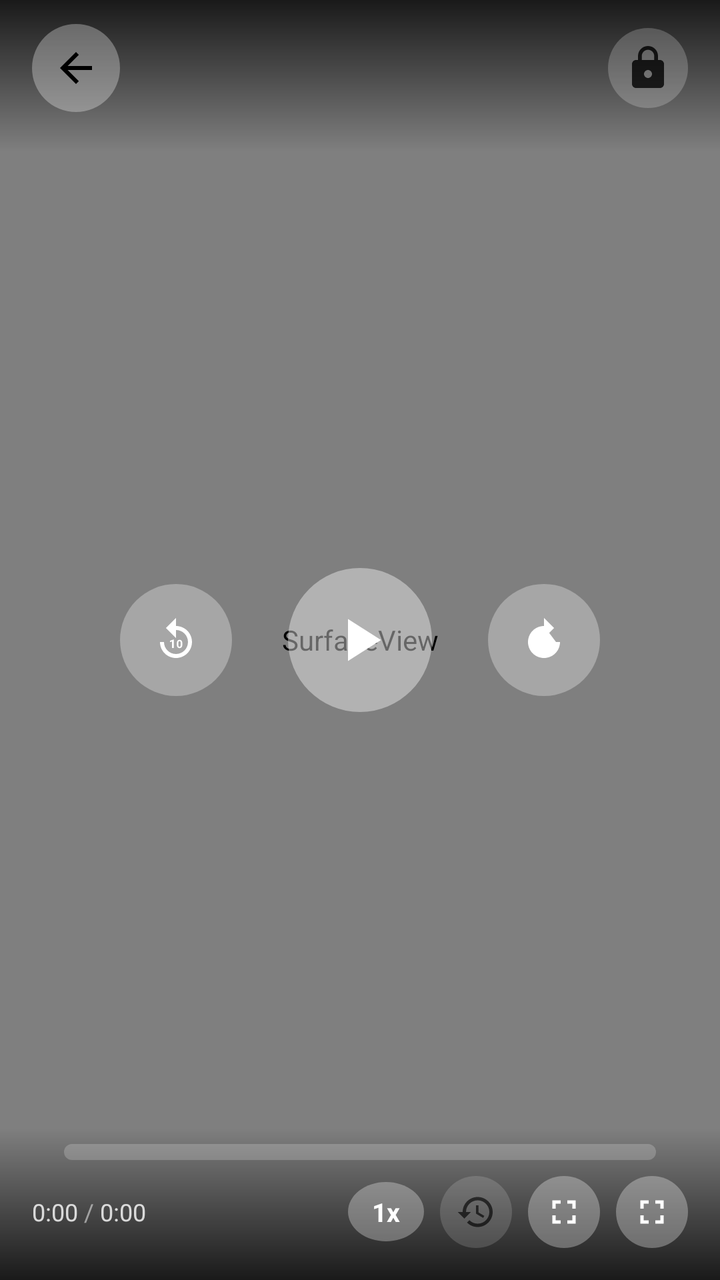
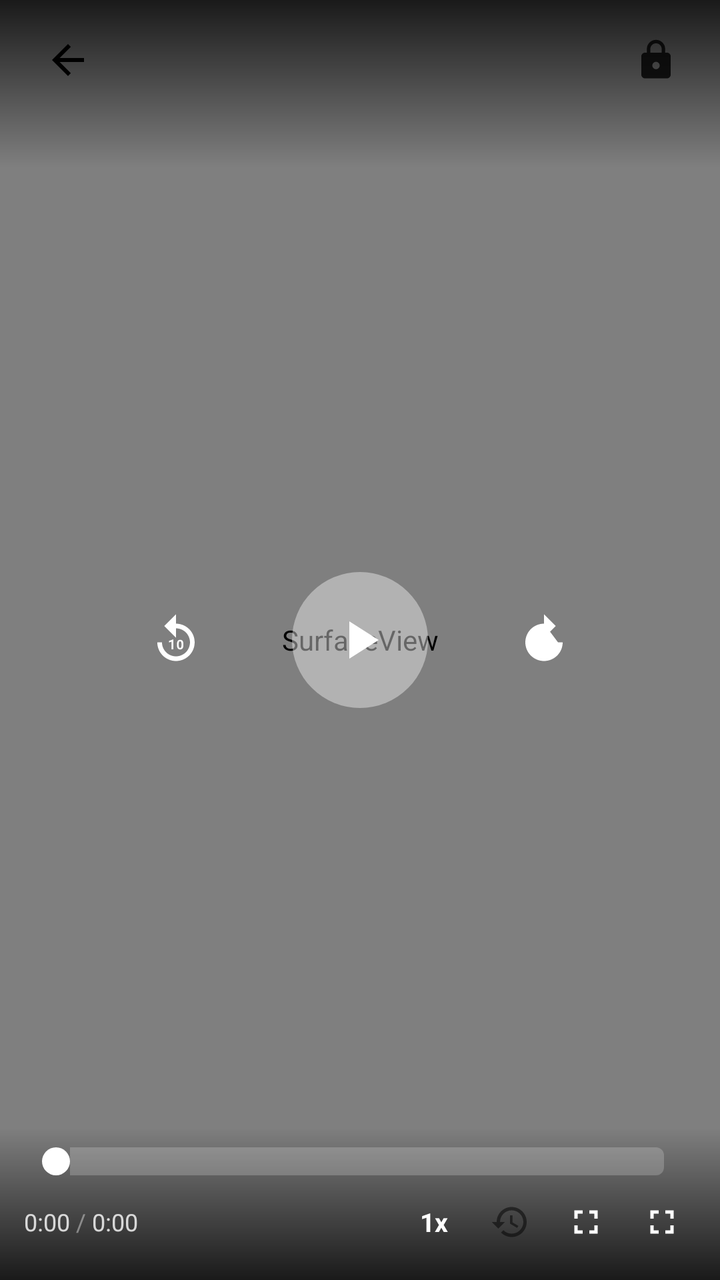

Compare the two renders of this Android layout. The source of the first and the diff that turns it into the second are given below.
<!-- AndroidManifest.xml: activity theme Theme.YoloMedia.Player -->
<!-- res/layout/activity_video_player.xml -->
<?xml version="1.0" encoding="utf-8"?>
<FrameLayout xmlns:android="http://schemas.android.com/apk/res/android"
    android:id="@+id/player_root"
    android:layout_width="match_parent"
    android:layout_height="match_parent"
    android:background="@color/player_background">

    <SurfaceView
        android:id="@+id/surface_view"
        android:layout_width="match_parent"
        android:layout_height="match_parent"
        android:layout_gravity="center" />

    
    <ImageView
        android:id="@+id/preview_frame"
        android:layout_width="match_parent"
        android:layout_height="match_parent"
        android:layout_gravity="center"
        android:scaleType="fitCenter"
        android:visibility="gone"
        android:contentDescription="Preview" />

    
    <TextView
        android:id="@+id/gesture_info"
        android:layout_width="wrap_content"
        android:layout_height="wrap_content"
        android:layout_gravity="center"
        android:background="@drawable/bg_player_button"
        android:paddingHorizontal="24dp"
        android:paddingVertical="12dp"
        android:textColor="@color/white"
        android:textSize="16sp"
        android:textStyle="bold"
        android:visibility="gone" />

    
    <ProgressBar
        android:id="@+id/buffering_indicator"
        android:layout_width="48dp"
        android:layout_height="48dp"
        android:layout_gravity="center"
        android:visibility="gone"
        android:indeterminate="true" />

    
    <FrameLayout
        android:id="@+id/controls_overlay"
        android:layout_width="match_parent"
        android:layout_height="match_parent">

        
        <LinearLayout
            android:id="@+id/top_controls"
            android:layout_width="match_parent"
            android:layout_height="wrap_content"
            android:orientation="horizontal"
            android:gravity="center_vertical"
            android:paddingHorizontal="16dp"
            android:paddingTop="12dp"
            android:paddingBottom="20dp"
            android:background="@drawable/bg_player_top_gradient">

            <ImageView
                android:id="@+id/btn_back"
                android:layout_width="44dp"
                android:layout_height="44dp"
                android:padding="10dp"
                android:src="@drawable/ic_back"
                android:background="@drawable/bg_player_button"
                android:contentDescription="Back" />

            <TextView
                android:id="@+id/tv_video_title"
                android:layout_width="0dp"
                android:layout_height="wrap_content"
                android:layout_weight="1"
                android:layout_marginHorizontal="12dp"
                android:textColor="@color/white"
                android:textSize="15sp"
                android:textStyle="bold"
                android:maxLines="1"
                android:ellipsize="end" />

            <ImageView
                android:id="@+id/btn_lock"
                android:layout_width="40dp"
                android:layout_height="40dp"
                android:padding="8dp"
                android:src="@drawable/ic_lock"
                android:alpha="0.7"
                android:background="@drawable/bg_player_button"
                android:contentDescription="Lock" />
        </LinearLayout>

        
        <LinearLayout
            android:id="@+id/center_controls"
            android:layout_width="wrap_content"
            android:layout_height="wrap_content"
            android:layout_gravity="center"
            android:orientation="horizontal"
            android:gravity="center_vertical">

            <FrameLayout
                android:id="@+id/btn_seek_back"
                android:layout_width="56dp"
                android:layout_height="56dp"
                android:background="@drawable/bg_player_button">

                <ImageView
                    android:layout_width="24dp"
                    android:layout_height="24dp"
                    android:layout_gravity="center"
                    android:src="@drawable/ic_seek_back"
                    android:contentDescription="Seek back" />
            </FrameLayout>

            <FrameLayout
                android:id="@+id/btn_play_pause"
                android:layout_width="72dp"
                android:layout_height="72dp"
                android:layout_marginHorizontal="28dp"
                android:background="@drawable/bg_play_button">

                <ImageView
                    android:id="@+id/iv_play_pause"
                    android:layout_width="36dp"
                    android:layout_height="36dp"
                    android:layout_gravity="center"
                    android:src="@drawable/ic_play"
                    android:contentDescription="Play/Pause" />
            </FrameLayout>

            <FrameLayout
                android:id="@+id/btn_seek_forward"
                android:layout_width="56dp"
                android:layout_height="56dp"
                android:background="@drawable/bg_player_button">

                <ImageView
                    android:layout_width="24dp"
                    android:layout_height="24dp"
                    android:layout_gravity="center"
                    android:src="@drawable/ic_seek_forward"
                    android:contentDescription="Seek forward" />
            </FrameLayout>
        </LinearLayout>

        
        <LinearLayout
            android:id="@+id/bottom_controls"
            android:layout_width="match_parent"
            android:layout_height="wrap_content"
            android:layout_gravity="bottom"
            android:orientation="vertical"
            android:background="@drawable/bg_player_controls"
            android:paddingHorizontal="16dp"
            android:paddingBottom="16dp">

            <SeekBar
                android:id="@+id/seek_bar"
                android:layout_width="match_parent"
                android:layout_height="wrap_content"
                android:max="1000"
                android:paddingVertical="8dp"
                android:progressDrawable="@drawable/bg_seek_progress"
                android:thumb="@null" />

            <LinearLayout
                android:layout_width="match_parent"
                android:layout_height="wrap_content"
                android:orientation="horizontal"
                android:gravity="center_vertical">

                <TextView
                    android:id="@+id/tv_current_time"
                    android:layout_width="wrap_content"
                    android:layout_height="wrap_content"
                    android:text="0:00"
                    android:textColor="#CCFFFFFF"
                    android:textSize="12sp" />

                <TextView
                    android:layout_width="wrap_content"
                    android:layout_height="wrap_content"
                    android:text=" / "
                    android:textColor="#80FFFFFF"
                    android:textSize="12sp" />

                <TextView
                    android:id="@+id/tv_duration"
                    android:layout_width="wrap_content"
                    android:layout_height="wrap_content"
                    android:text="0:00"
                    android:textColor="#CCFFFFFF"
                    android:textSize="12sp" />

                <View
                    android:layout_width="0dp"
                    android:layout_height="0dp"
                    android:layout_weight="1" />

                <TextView
                    android:id="@+id/btn_speed"
                    android:layout_width="wrap_content"
                    android:layout_height="wrap_content"
                    android:text="1x"
                    android:textColor="@color/white"
                    android:textSize="13sp"
                    android:textStyle="bold"
                    android:background="@drawable/bg_player_button"
                    android:paddingHorizontal="12dp"
                    android:paddingVertical="6dp" />

                <ImageView
                    android:id="@+id/btn_loop"
                    android:layout_width="36dp"
                    android:layout_height="36dp"
                    android:padding="8dp"
                    android:layout_marginStart="8dp"
                    android:src="@drawable/ic_restore"
                    android:alpha="0.5"
                    android:background="@drawable/bg_player_button"
                    android:contentDescription="Loop" />

                <ImageView
                    android:id="@+id/btn_aspect"
                    android:layout_width="36dp"
                    android:layout_height="36dp"
                    android:padding="8dp"
                    android:layout_marginStart="8dp"
                    android:src="@drawable/ic_fullscreen"
                    android:background="@drawable/bg_player_button"
                    android:contentDescription="Aspect" />

                <ImageView
                    android:id="@+id/btn_rotate"
                    android:layout_width="36dp"
                    android:layout_height="36dp"
                    android:padding="8dp"
                    android:layout_marginStart="8dp"
                    android:src="@drawable/ic_fullscreen"
                    android:background="@drawable/bg_player_button"
                    android:contentDescription="Rotate" />
            </LinearLayout>
        </LinearLayout>
    </FrameLayout>

</FrameLayout>
<!-- resources referenced by this layout -->
<resources>
  <color name="player_background">#FF000000</color>
  <color name="white">#FFFFFFFF</color>
  <!-- drawable bg_play_button (drawable) -->
  <?xml version="1.0" encoding="utf-8"?>
  <shape xmlns:android="http://schemas.android.com/apk/res/android"
      android:shape="oval">
      <solid android:color="#66FFFFFF" />
  </shape>
  <!-- drawable bg_player_button (drawable) -->
  <?xml version="1.0" encoding="utf-8"?>
  <shape xmlns:android="http://schemas.android.com/apk/res/android"
      android:shape="oval">
      <solid android:color="#4DFFFFFF" />
  </shape>
  <!-- drawable bg_player_controls (drawable) -->
  <?xml version="1.0" encoding="utf-8"?>
  <shape xmlns:android="http://schemas.android.com/apk/res/android"
      android:shape="rectangle">
      <gradient
          android:startColor="#00000000"
          android:endColor="#CC000000"
          android:angle="270" />
  </shape>
  <!-- drawable bg_player_top_gradient (drawable) -->
  <?xml version="1.0" encoding="utf-8"?>
  <shape xmlns:android="http://schemas.android.com/apk/res/android"
      android:shape="rectangle">
      <gradient
          android:startColor="#CC000000"
          android:endColor="#00000000"
          android:angle="270" />
  </shape>
  <!-- drawable ic_back (drawable) -->
  <?xml version="1.0" encoding="utf-8"?>
  <vector xmlns:android="http://schemas.android.com/apk/res/android"
      android:width="24dp"
      android:height="24dp"
      android:viewportWidth="24"
      android:viewportHeight="24">
      <path
          android:fillColor="#FF000000"
          android:pathData="M20,11H7.83l5.59,-5.59L12,4l-8,8 8,8 1.41,-1.41L7.83,13H20v-2z" />
  </vector>
  <!-- drawable ic_fullscreen (drawable) -->
  <?xml version="1.0" encoding="utf-8"?>
  <vector xmlns:android="http://schemas.android.com/apk/res/android"
      android:width="24dp"
      android:height="24dp"
      android:viewportWidth="24"
      android:viewportHeight="24"
      android:tint="#FFFFFFFF">
      <path
          android:fillColor="@android:color/white"
          android:pathData="M7,14H5v5h5v-2H7v-3zm-2,-4h2V7h3V5H5v5zm12,7h-3v2h5v-5h-2v3zM14,5v2h3v3h2V5h-5z" />
  </vector>
  <!-- drawable ic_play (drawable) -->
  <?xml version="1.0" encoding="utf-8"?>
  <vector xmlns:android="http://schemas.android.com/apk/res/android"
      android:width="24dp"
      android:height="24dp"
      android:viewportWidth="24"
      android:viewportHeight="24">
      <path
          android:fillColor="#FFFFFFFF"
          android:pathData="M8,5v14l11,-7z" />
  </vector>
  <!-- drawable ic_restore (drawable) -->
  <?xml version="1.0" encoding="utf-8"?>
  <vector xmlns:android="http://schemas.android.com/apk/res/android"
      android:width="24dp"
      android:height="24dp"
      android:viewportWidth="24"
      android:viewportHeight="24">
      <path
          android:fillColor="#FF000000"
          android:pathData="M13,3c-4.97,0 -9,4.03 -9,9H1l3.89,3.89 0.07,0.14L9,12H6c0,-3.87 3.13,-7 7,-7s7,3.13 7,7 -3.13,7 -7,7c-1.93,0 -3.68,-0.79 -4.94,-2.06l-1.42,1.42C8.27,19.99 10.51,21 13,21c4.97,0 9,-4.03 9,-9s-4.03,-9 -9,-9zM12,8v5l4.28,2.54 0.72,-1.21 -3.5,-2.08V8H12z" />
  </vector>
  <style name="Theme.YoloMedia.Player" parent="Theme.AppCompat.NoActionBar">
          <item name="android:windowBackground">@color/player_background</item>
          <item name="android:statusBarColor">@android:color/transparent</item>
          <item name="android:navigationBarColor">@android:color/transparent</item>
          <item name="android:windowLightStatusBar">false</item>
          <item name="android:windowFullscreen">true</item>
      </style>
  <!-- unchanged entries left out for length: 4 -->
</resources>

<!-- the commit's change to res/layout/activity_video_player.xml (unified diff, before → after) -->
@@ -3,8 +3,9 @@
     android:id="@+id/player_root"
     android:layout_width="match_parent"
     android:layout_height="match_parent"
-    android:background="@color/player_background">
-
+    android:background="#FF000000">
+
+    
     <SurfaceView
         android:id="@+id/surface_view"
         android:layout_width="match_parent"
@@ -27,19 +28,19 @@
         android:layout_width="wrap_content"
         android:layout_height="wrap_content"
         android:layout_gravity="center"
-        android:background="@drawable/bg_player_button"
-        android:paddingHorizontal="24dp"
-        android:paddingVertical="12dp"
-        android:textColor="@color/white"
-        android:textSize="16sp"
+        android:background="@drawable/bg_gesture_pill"
+        android:paddingHorizontal="28dp"
+        android:paddingVertical="14dp"
+        android:textColor="#FFFFFFFF"
+        android:textSize="18sp"
         android:textStyle="bold"
         android:visibility="gone" />
 
     
     <ProgressBar
         android:id="@+id/buffering_indicator"
-        android:layout_width="48dp"
-        android:layout_height="48dp"
+        android:layout_width="44dp"
+        android:layout_height="44dp"
         android:layout_gravity="center"
         android:visibility="gone"
         android:indeterminate="true" />
@@ -55,11 +56,12 @@
             android:id="@+id/top_controls"
             android:layout_width="match_parent"
             android:layout_height="wrap_content"
+            android:layout_gravity="top"
             android:orientation="horizontal"
             android:gravity="center_vertical"
-            android:paddingHorizontal="16dp"
-            android:paddingTop="12dp"
-            android:paddingBottom="20dp"
+            android:paddingHorizontal="12dp"
+            android:paddingTop="8dp"
+            android:paddingBottom="32dp"
             android:background="@drawable/bg_player_top_gradient">
 
             <ImageView
@@ -68,7 +70,6 @@
                 android:layout_height="44dp"
                 android:padding="10dp"
                 android:src="@drawable/ic_back"
-                android:background="@drawable/bg_player_button"
                 android:contentDescription="Back" />
 
             <TextView
@@ -76,8 +77,8 @@
                 android:layout_width="0dp"
                 android:layout_height="wrap_content"
                 android:layout_weight="1"
-                android:layout_marginHorizontal="12dp"
-                android:textColor="@color/white"
+                android:layout_marginHorizontal="8dp"
+                android:textColor="#FFFFFFFF"
                 android:textSize="15sp"
                 android:textStyle="bold"
                 android:maxLines="1"
@@ -87,10 +88,9 @@
                 android:id="@+id/btn_lock"
                 android:layout_width="40dp"
                 android:layout_height="40dp"
-                android:padding="8dp"
+                android:padding="9dp"
                 android:src="@drawable/ic_lock"
-                android:alpha="0.7"
-                android:background="@drawable/bg_player_button"
+                android:alpha="0.8"
                 android:contentDescription="Lock" />
         </LinearLayout>
 
@@ -105,13 +105,12 @@
 
             <FrameLayout
                 android:id="@+id/btn_seek_back"
-                android:layout_width="56dp"
-                android:layout_height="56dp"
-                android:background="@drawable/bg_player_button">
-
-                <ImageView
-                    android:layout_width="24dp"
-                    android:layout_height="24dp"
+                android:layout_width="52dp"
+                android:layout_height="52dp">
+
+                <ImageView
+                    android:layout_width="28dp"
+                    android:layout_height="28dp"
                     android:layout_gravity="center"
                     android:src="@drawable/ic_seek_back"
                     android:contentDescription="Seek back" />
@@ -119,15 +118,15 @@
 
             <FrameLayout
                 android:id="@+id/btn_play_pause"
-                android:layout_width="72dp"
-                android:layout_height="72dp"
-                android:layout_marginHorizontal="28dp"
+                android:layout_width="68dp"
+                android:layout_height="68dp"
+                android:layout_marginHorizontal="32dp"
                 android:background="@drawable/bg_play_button">
 
                 <ImageView
                     android:id="@+id/iv_play_pause"
-                    android:layout_width="36dp"
-                    android:layout_height="36dp"
+                    android:layout_width="32dp"
+                    android:layout_height="32dp"
                     android:layout_gravity="center"
                     android:src="@drawable/ic_play"
                     android:contentDescription="Play/Pause" />
@@ -135,13 +134,12 @@
 
             <FrameLayout
                 android:id="@+id/btn_seek_forward"
-                android:layout_width="56dp"
-                android:layout_height="56dp"
-                android:background="@drawable/bg_player_button">
-
-                <ImageView
-                    android:layout_width="24dp"
-                    android:layout_height="24dp"
+                android:layout_width="52dp"
+                android:layout_height="52dp">
+
+                <ImageView
+                    android:layout_width="28dp"
+                    android:layout_height="28dp"
                     android:layout_gravity="center"
                     android:src="@drawable/ic_seek_forward"
                     android:contentDescription="Seek forward" />
@@ -156,23 +154,26 @@
             android:layout_gravity="bottom"
             android:orientation="vertical"
             android:background="@drawable/bg_player_controls"
-            android:paddingHorizontal="16dp"
-            android:paddingBottom="16dp">
-
+            android:paddingHorizontal="12dp"
+            android:paddingBottom="12dp">
+
+            
             <SeekBar
                 android:id="@+id/seek_bar"
                 android:layout_width="match_parent"
                 android:layout_height="wrap_content"
                 android:max="1000"
-                android:paddingVertical="8dp"
+                android:paddingVertical="10dp"
                 android:progressDrawable="@drawable/bg_seek_progress"
-                android:thumb="@null" />
-
+                android:thumb="@drawable/bg_seek_thumb" />
+
+            
             <LinearLayout
                 android:layout_width="match_parent"
                 android:layout_height="wrap_content"
                 android:orientation="horizontal"
-                android:gravity="center_vertical">
+                android:gravity="center_vertical"
+                android:layout_marginTop="-4dp">
 
                 <TextView
                     android:id="@+id/tv_current_time"
@@ -186,7 +187,7 @@
                     android:layout_width="wrap_content"
                     android:layout_height="wrap_content"
                     android:text=" / "
-                    android:textColor="#80FFFFFF"
+                    android:textColor="#66FFFFFF"
                     android:textSize="12sp" />
 
                 <TextView
@@ -207,42 +208,38 @@
                     android:layout_width="wrap_content"
                     android:layout_height="wrap_content"
                     android:text="1x"
-                    android:textColor="@color/white"
+                    android:textColor="#FFFFFFFF"
                     android:textSize="13sp"
                     android:textStyle="bold"
-                    android:background="@drawable/bg_player_button"
-                    android:paddingHorizontal="12dp"
-                    android:paddingVertical="6dp" />
+                    android:paddingHorizontal="10dp"
+                    android:paddingVertical="5dp" />
 
                 <ImageView
                     android:id="@+id/btn_loop"
-                    android:layout_width="36dp"
-                    android:layout_height="36dp"
-                    android:padding="8dp"
-                    android:layout_marginStart="8dp"
+                    android:layout_width="34dp"
+                    android:layout_height="34dp"
+                    android:padding="7dp"
+                    android:layout_marginStart="4dp"
                     android:src="@drawable/ic_restore"
                     android:alpha="0.5"
-                    android:background="@drawable/bg_player_button"
                     android:contentDescription="Loop" />
 
                 <ImageView
                     android:id="@+id/btn_aspect"
-                    android:layout_width="36dp"
-                    android:layout_height="36dp"
-                    android:padding="8dp"
-                    android:layout_marginStart="8dp"
+                    android:layout_width="34dp"
+                    android:layout_height="34dp"
+                    android:padding="7dp"
+                    android:layout_marginStart="4dp"
                     android:src="@drawable/ic_fullscreen"
-                    android:background="@drawable/bg_player_button"
                     android:contentDescription="Aspect" />
 
                 <ImageView
                     android:id="@+id/btn_rotate"
-                    android:layout_width="36dp"
-                    android:layout_height="36dp"
-                    android:padding="8dp"
-                    android:layout_marginStart="8dp"
+                    android:layout_width="34dp"
+                    android:layout_height="34dp"
+                    android:padding="7dp"
+                    android:layout_marginStart="4dp"
                     android:src="@drawable/ic_fullscreen"
-                    android:background="@drawable/bg_player_button"
                     android:contentDescription="Rotate" />
             </LinearLayout>
         </LinearLayout>
<!-- resource entries referenced after the edit -->
@@ -1,18 +1,18 @@
 <!-- resources referenced by this layout -->
 <resources>
+  <!-- drawable bg_gesture_pill (drawable) -->
+  <?xml version="1.0" encoding="utf-8"?>
+  <shape xmlns:android="http://schemas.android.com/apk/res/android"
+      android:shape="rectangle">
+      <solid android:color="#CC000000" />
+      <corners android:radius="28dp" />
+  </shape>
   <color name="player_background">#FF000000</color>
-  <color name="white">#FFFFFFFF</color>
   <!-- drawable bg_play_button (drawable) -->
   <?xml version="1.0" encoding="utf-8"?>
   <shape xmlns:android="http://schemas.android.com/apk/res/android"
       android:shape="oval">
       <solid android:color="#66FFFFFF" />
-  </shape>
-  <!-- drawable bg_player_button (drawable) -->
-  <?xml version="1.0" encoding="utf-8"?>
-  <shape xmlns:android="http://schemas.android.com/apk/res/android"
-      android:shape="oval">
-      <solid android:color="#4DFFFFFF" />
   </shape>
   <!-- drawable bg_player_controls (drawable) -->
   <?xml version="1.0" encoding="utf-8"?>
@@ -31,6 +31,13 @@
           android:startColor="#CC000000"
           android:endColor="#00000000"
           android:angle="270" />
+  </shape>
+  <!-- drawable bg_seek_thumb (drawable) -->
+  <?xml version="1.0" encoding="utf-8"?>
+  <shape xmlns:android="http://schemas.android.com/apk/res/android"
+      android:shape="oval">
+      <solid android:color="#FFFFFFFF" />
+      <size android:width="14dp" android:height="14dp" />
   </shape>
   <!-- drawable ic_back (drawable) -->
   <?xml version="1.0" encoding="utf-8"?>
